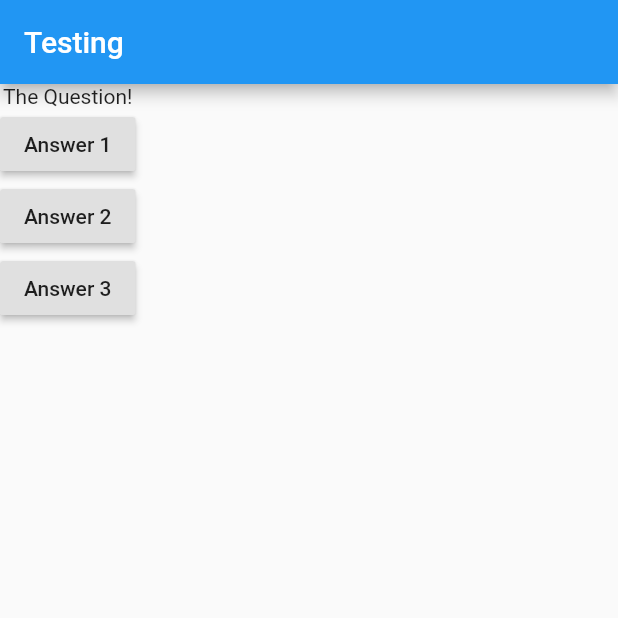
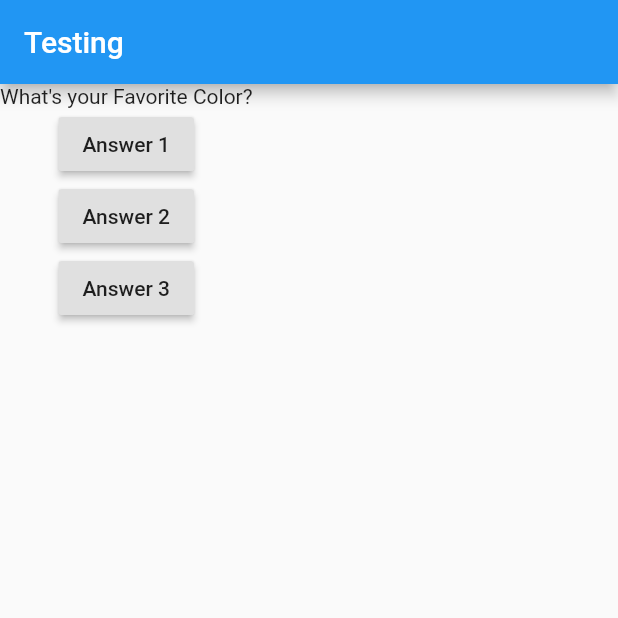
Before and after one commit to alv4n96/SkripsiInot, a Flutter app: the screen it shows after launch, on a phone screen of 412 x 824 dp, the top half of it. Run offline on Flutter 3.47's test engine with Material 2 defaults, Android fonts, the phone set to English and light mode, and no system bars.

Commit message:
memasukkan arrow function di button

```diff
--- a/lib/main.dart
+++ b/lib/main.dart
@@ -15,7 +15,8 @@ class MyApp extends StatelessWidget {
   Widget build(BuildContext context) {
     var questions = [
       'What\'s your Favorite Color?',
-      'Whats\'s your favorite animal?'
+      'What\'s your favorite animal?',
+      'What\'s your favorite Group Band?',
     ];
     // TODO: implement build
     return MaterialApp(
@@ -25,18 +26,20 @@ class MyApp extends StatelessWidget {
         ),
         body: Column(
           children: [
-            Text('The Question!'),
+            Text(
+              questions.elementAt(0),
+            ),
             RaisedButton(
               child: Text('Answer 1'),
               onPressed: answerQuestion,
             ),
             RaisedButton(
               child: Text('Answer 2'),
-              onPressed: answerQuestion,
+              onPressed: () => print("Chossen Answer 2"),
             ),
             RaisedButton(
               child: Text('Answer 3'),
-              onPressed: answerQuestion,
+              onPressed: () => print("Chossen Answer 3"),
             ),
           ],
         ),
```
